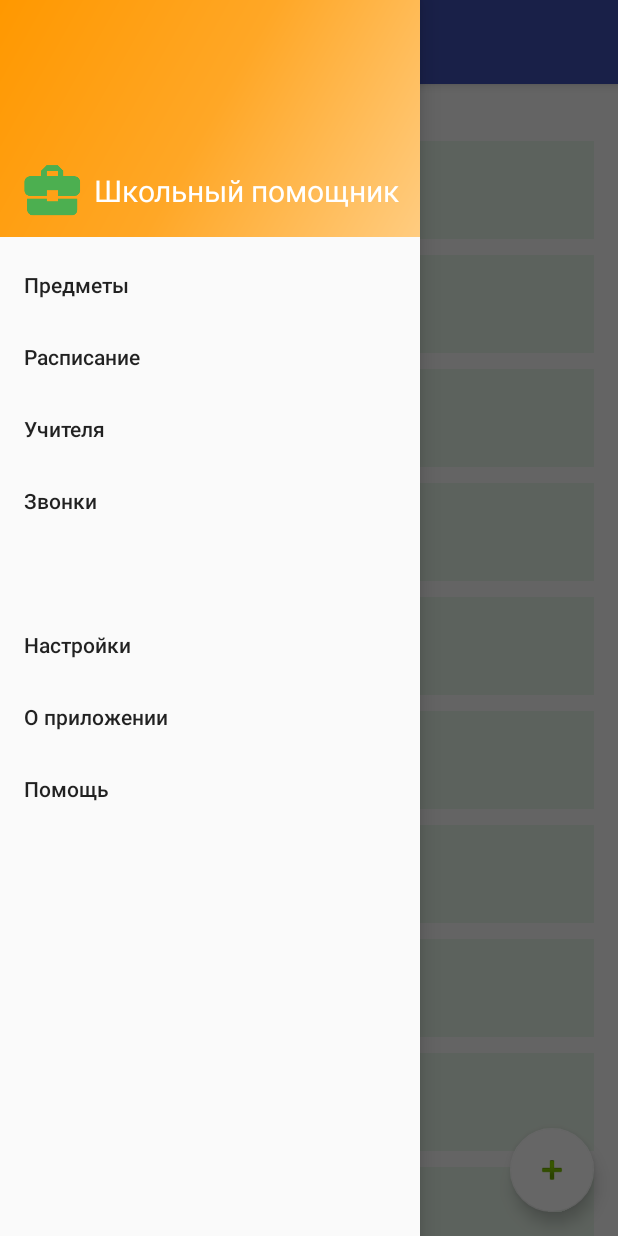
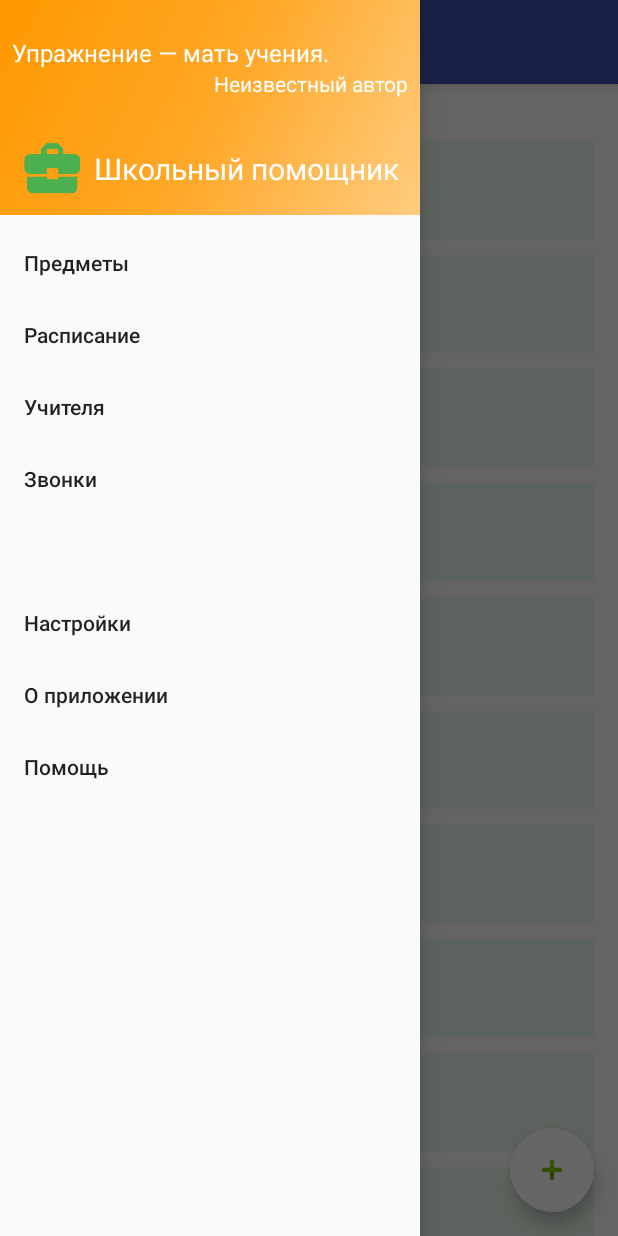
Before and after one commit to Ivanhanden/SchoolHelper2, an Android app: the screen it shows after launch (MainActivity), with the side drawer open, on a phone screen of 412 x 824 dp. Run offline under Robolectric (Android 15) with nearby library versions, the phone set to English and light mode, and no system bars.

Commit message:
22 Ivan completing sentences

```diff
--- a/app/src/main/java/com/handen/schoolhelper2/MainActivity.java
+++ b/app/src/main/java/com/handen/schoolhelper2/MainActivity.java
@@ -219,15 +219,6 @@ public class MainActivity extends AppCompatActivity implements NavigationView.On
             }
         });
 
-        sentence = (TextView) findViewById(R.id.sentence);
-        author = (TextView) findViewById(R.id.author);
-        String[] sentencesArray = getResources().getStringArray(R.array.sentences);
-        ArrayList<String> sentences = new ArrayList<>(Arrays.asList(sentencesArray));
-        int sentenceId = new Random().nextInt(sentences.size());
-        String sent = sentences.get(sentenceId);
-        sentence.setText(sent.split("\\t")[0]);
-        author.setText(sent.split("\\t")[1]);
-
         notificationManager = (NotificationManager) getSystemService(Context.NOTIFICATION_SERVICE);
 
         DrawerLayout drawer = (DrawerLayout) findViewById(R.id.drawer_layout);
@@ -238,6 +229,16 @@ public class MainActivity extends AppCompatActivity implements NavigationView.On
 
         NavigationView navigationView = (NavigationView) findViewById(R.id.nav_view);
         navigationView.setNavigationItemSelectedListener(this);
+        View header = navigationView.getHeaderView(0);
+
+        sentence = (TextView) header.findViewById(R.id.sentence);
+        author = (TextView) header.findViewById(R.id.author);
+        String[] sentencesArray = getResources().getStringArray(R.array.sentences);
+        ArrayList<String> sentences = new ArrayList<>(Arrays.asList(sentencesArray));
+        int sentenceId = new Random().nextInt(sentences.size());
+        String sent = sentences.get(sentenceId);
+        sentence.setText(sent.split("\\t")[0]);
+        author.setText(sent.split("\\t")[1]);
 
 
         defaultTimetable = new ArrayList<>(Arrays.asList(MainActivity.this.getResources().getString(R.string.defaultTimetable).split(";")));
@@ -261,10 +262,6 @@ public class MainActivity extends AppCompatActivity implements NavigationView.On
         if (subjectArrayList.size() == 0) {
             Subject.initializeSubjects(MainActivity.this);
         }
-//********** Инициализируем расписание *****************/
-  //      for (int i = 0; i < TOTALDAYS; i++) {
-  //          schedule.add(new ArrayList<Integer>(Arrays.asList(-1, -1, -1, -1, -1, -1, -1, -1, -1, -1, -1)));
-  //      }
 
         schedule = sharedPreferences.loadSchedule();
 
@@ -280,6 +277,7 @@ public class MainActivity extends AppCompatActivity implements NavigationView.On
                     Timetable timetable;
                     boolean isHaveToBeMuted = false; //Нужно ли отключать звук
                     Day currentDay = daysMap.get(currentDate.getDay()); //Текущий день
+                    ArrayList<Integer> currentSchedule = schedule.get(getDayIndex(currentDay));
 
                     if (currentDay == null) { //Проверка на то, что currentDay успешно загрузился
                         SystemClock.sleep(1000);
@@ -302,29 +300,32 @@ public class MainActivity extends AppCompatActivity implements NavigationView.On
                         e.printStackTrace();
                     }
 
-                    for (int i = 0; i < Settings.TOTALLESSONS; i++) { //На каждом шаге определяем, идёт ли урок
-                        Date beginDate = timetable.getLessonBegin(i); //Дата начала урока
-                        Date endDate = timetable.getLessonEnd(i); //Дата конца урока
-                        if (currentDate.after(beginDate) && currentDate.before(endDate)) { //Если сейчас идёт урок
-                            if (schedule.get(days.indexOf(currentDay)).get(i) > -1) { //Если в расписании указан урок
+                    for (int i = 0; i < Settings.TOTALLESSONS; i++) {
+                        Date begin = timetable.getLessonBegin(i);
+                        Date end = timetable.getLessonEnd(i);
+                        //Если сейчас идёт урок
+                        if (currentDate.after(begin) && currentDate.before(end)) {
+                            //Если в расписании указан урок
+                            if (currentSchedule.get(i) > -1) {
                                 isHaveToBeMuted = true; //Звук должен быть отключён
                                 updateWidget(i);
-                                if (!subjectArrayList.get(schedule.get(days.indexOf(currentDay)).get(i)).getName().equals(threadSubject.getName())) {
-                                    threadSubject = subjectArrayList.get(schedule.get(days.indexOf(currentDay)).get(i));
-                                    if (i != Settings.TOTALLESSONS - 1 && schedule.get(days.indexOf(currentDay)).get(i + 1) > -1) { //Если урок не первый и не пустой
-                                        nextSubject = subjectArrayList.get(schedule.get(days.indexOf(currentDay)).get(i + 1));
+                                if (!subjectArrayList.get(currentSchedule.get(i)).getName().equals(threadSubject.getName())) {
+                                    threadSubject = subjectArrayList.get(currentSchedule.get(i));
+                                    //Если урок не последний и не пустой
+                                    if (i != Settings.TOTALLESSONS - 1 && currentSchedule.get(i + 1) > -1) {
+                                        nextSubject = subjectArrayList.get(currentSchedule.get(i + 1));
                                         //Показываем уведомление с информацией о двух уроках
-                                        showNotification(threadSubject, nextSubject, beginDate, endDate, timetable.getLessonBegin(i + 1), timetable.getLessonEnd(i + 1));
+                                        showNotification(threadSubject, nextSubject, begin, end, timetable.getLessonBegin(i + 1), timetable.getLessonEnd(i + 1));
                                     }
                                     else
                                         //Показываем уведомление с информацией об одном уроке
-                                        showNotification(threadSubject, null, beginDate, endDate, null, null);
+                                        showNotification(threadSubject, null, begin, end, null, null);
                                     break;
                                 }
                             }
                         }
                         //Если уроков сегодня больше нет, то скрываем все активные уведомления
-                        if (i == Settings.TOTALLESSONS - 1 && currentDate.after(endDate)) {
+                        if (i == Settings.TOTALLESSONS - 1 && currentDate.after(end)) {
                             notificationManager.cancel(NOTIFICATION_ID);
                         }
                     }
@@ -340,6 +341,7 @@ public class MainActivity extends AppCompatActivity implements NavigationView.On
                 }
             }
         });
+        thread.setName("Second Thread");
         thread.start();
 
         weekListFragment = new WeekListFragment();
@@ -1105,6 +1107,15 @@ public class MainActivity extends AppCompatActivity implements NavigationView.On
         return closest;
     }
 
+    private int getDayIndex(Day day) {
+        for(int i = 0; i < days.size(); i ++) {
+            Day d = days.get(i);
+            if(d.getName().equals(day.getName()))
+                return i;
+        }
+        return -1;
+    }
+
     private void updateWidget(int number) {
         System.err.println("MainActivity updateWidget");
         Intent intent = new Intent(this, WidgetProvider.class);
--- a/app/src/main/res/layout/nav_header_subject_list.xml
+++ b/app/src/main/res/layout/nav_header_subject_list.xml
@@ -18,14 +18,17 @@
         android:id="@+id/sentence"
         android:layout_width="match_parent"
         android:layout_height="wrap_content"
+        android:layout_marginTop="8dp"
         android:gravity="start"
-        android:textSize="18sp"/>
+        android:textAppearance="@style/TextAppearance.AppCompat.Body1"
+        android:textSize="16sp"/>
 
     <TextView
         android:id="@+id/author"
         android:layout_width="match_parent"
         android:layout_height="wrap_content"
         android:gravity="end"
+        android:textAppearance="@style/TextAppearance.AppCompat.Body1"
         android:textSize="14sp"
         />
 
@@ -33,14 +36,13 @@
     <LinearLayout
         android:layout_width="wrap_content"
         android:layout_height="wrap_content"
-        android:layout_marginTop="40dp"
+        android:layout_marginTop="20dp"
         android:orientation="horizontal">
 
         <ImageView
             android:id="@+id/imageView"
             android:layout_width="wrap_content"
             android:layout_height="wrap_content"
-
             app:srcCompat="@drawable/ic_business_center"/>
 
         <TextView
--- a/app/src/main/res/values/strings.xml
+++ b/app/src/main/res/values/strings.xml
@@ -111,7 +111,6 @@
         <item>Научиться можно только тому, что любишь.\tИоганн Вольфганг Гёте</item>
         <item>Учатся у тех, кого любят.\tИоганн Вольфганг Гёте</item>
         <item>Тот, кто не желает учиться, — никогда не станет настоящим человеком.\tХосе Хулиан Марти</item>
-        <item>Ученик никогда не превзойдет учителя, если видит в нем образец, а не соперника.\tВиссарион Григорьевич Белинский</item>
         <item>Легко в учении — тяжело в походе, тяжело в учении — легко в походе.\tАлександр Васильевич Суворов</item>
         <item>Ученье свет, а неученье — тьма.\tАлександр Васильевич Суворов</item>
         <item>Самостоятельность головы учащегося — единственное прочное основание всякого плодотворного учения.\tКонстантин Дмитриевич Ушинский</item>
@@ -123,7 +122,6 @@
         <item>Не всякий возраст подходит для школьной учебы.\tПлавт Тит Макций</item>
         <item>Порядок больше всего помогает ясному усвоению.\tЦицерон Марк Туллий</item>
         <item>Лучше совсем не знать чего-либо, чем знать плохо.\tПублилий Сир</item>
-        <item>И у врага дозволено учиться.\tОвидий</item>
         <item>На примерах учимся.\tФедр</item>
         <item>Век живи — век учись тому, как следует жить.\tСенека Луций Анней</item>
         <item>Научись сперва добрым нравам, а затем мудрости, ибо без первых трудно научиться последней.\tСенека Луций Анней</item>
```
